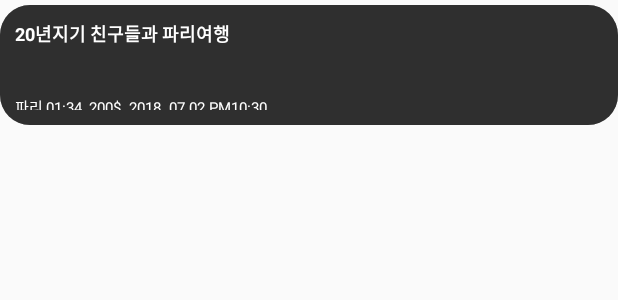
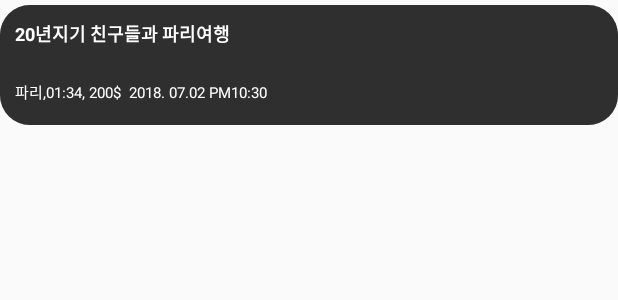
Before and after one commit to nokr82/nomade_note, an Android app: the layout item_solo_grid.xml on its own in the app's theme, with its tools: preview values and no code run, on a phone screen of 412 x 824 dp. Shown: the top 300 px of the screen. Run offline under Robolectric (Android 15) with nearby library versions, the phone set to English and light mode, and no system bars.

Commit message:
진선 올림

```diff
--- a/app/src/main/res/layout/item_solo_grid.xml
+++ b/app/src/main/res/layout/item_solo_grid.xml
@@ -27,7 +27,7 @@
                 android:id="@+id/contentTV"
                 android:padding="10dp"
                 android:layout_width="match_parent"
-                android:layout_height="50dp"
+                android:layout_height="40dp"
                 android:textSize="12sp"
                 android:textColor="#ffffff"
                 android:textStyle="bold"
```
